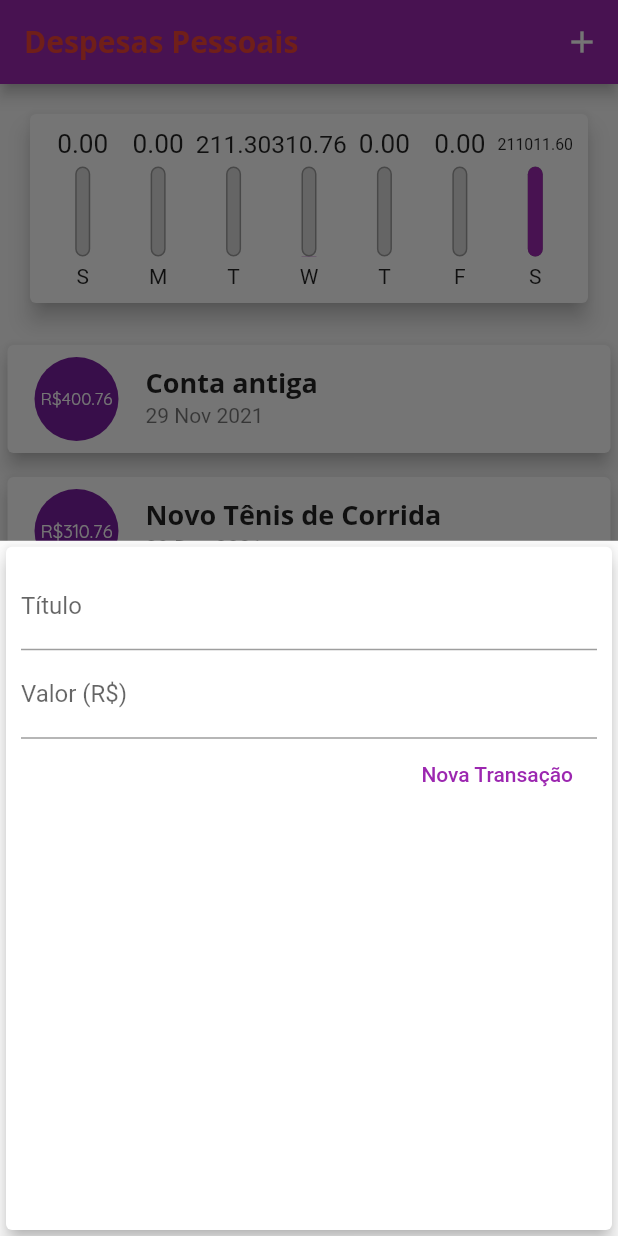
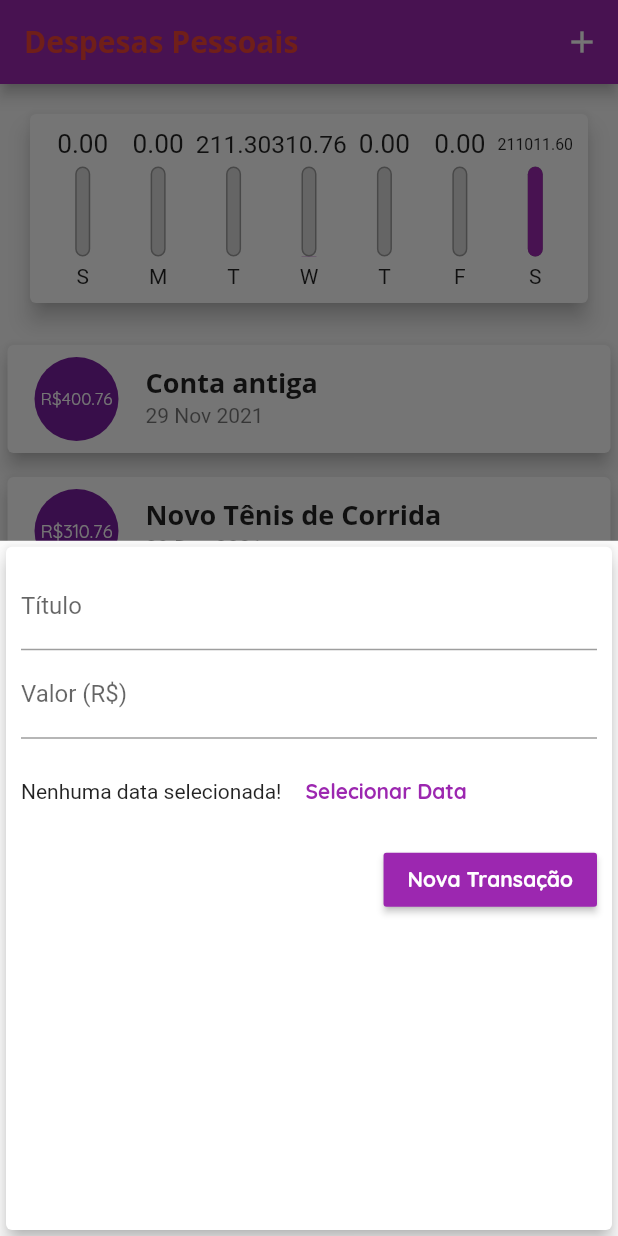
Before and after one commit to felixvicent/gestapp, a Flutter app: the screen it shows after launch, after a tap on the "add" icon, on a phone screen of 412 x 824 dp. Run offline on Flutter 3.47's test engine with Material 2 defaults, Android fonts, the phone set to English and light mode, and no system bars.

Commit message:
Addes button to selected date

```diff
--- a/lib/components/transaction_form.dart
+++ b/lib/components/transaction_form.dart
@@ -1,4 +1,4 @@
-// ignore_for_file: use_key_in_widget_constructors, prefer_const_constructors, deprecated_member_use, prefer_const_constructors_in_immutables
+// ignore_for_file: use_key_in_widget_constructors, prefer_const_constructors, deprecated_member_use, prefer_const_constructors_in_immutables, avoid_unnecessary_containers
 
 import 'package:flutter/material.dart';
 
@@ -50,12 +50,32 @@ class _TransactionFormState extends State<TransactionForm> {
               onSubmitted: (_) => _submitForm(),
               controller: valueController,
             ),
+            Container(
+              height: 70,
+              child: Row(
+                // ignore: prefer_const_literals_to_create_immutables
+                children: [
+                  Text('Nenhuma data selecionada!'),
+                  FlatButton(
+                    textColor: Theme.of(context).primaryColor,
+                    onPressed: () {},
+                    child: Text(
+                      'Selecionar Data',
+                      style: TextStyle(
+                        fontWeight: FontWeight.bold,
+                      ),
+                    ),
+                  )
+                ],
+              ),
+            ),
             Row(
               mainAxisAlignment: MainAxisAlignment.end,
               children: [
-                FlatButton(
+                RaisedButton(
                   child: Text('Nova Transação'),
-                  textColor: Colors.purple,
+                  color: Theme.of(context).primaryColor,
+                  textColor: Theme.of(context).textTheme.button!.color,
                   onPressed: _submitForm,
                 ),
               ],
--- a/lib/main.dart
+++ b/lib/main.dart
@@ -27,6 +27,8 @@ class GestApp extends StatelessWidget {
                 fontSize: 18,
                 fontWeight: FontWeight.w700,
               ),
+              button:
+                  TextStyle(color: Colors.white, fontWeight: FontWeight.bold),
             ),
         appBarTheme: AppBarTheme(
           textTheme: ThemeData.light().textTheme.copyWith(
```
